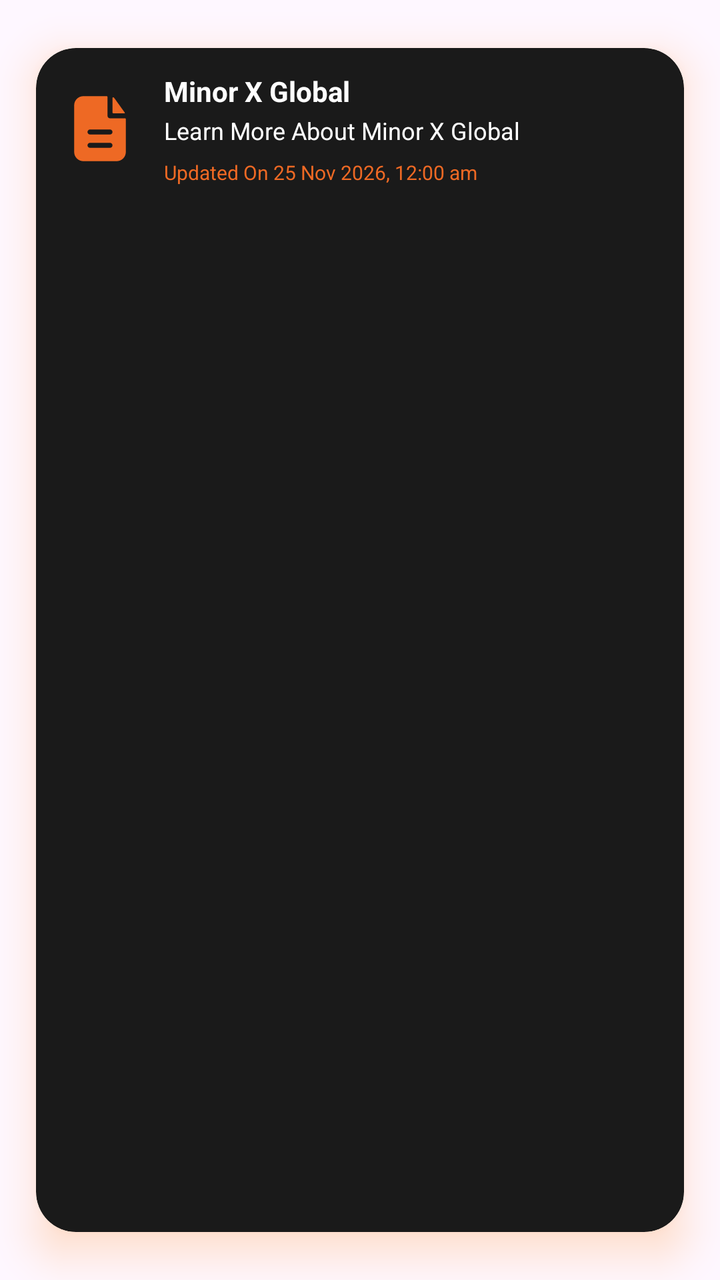
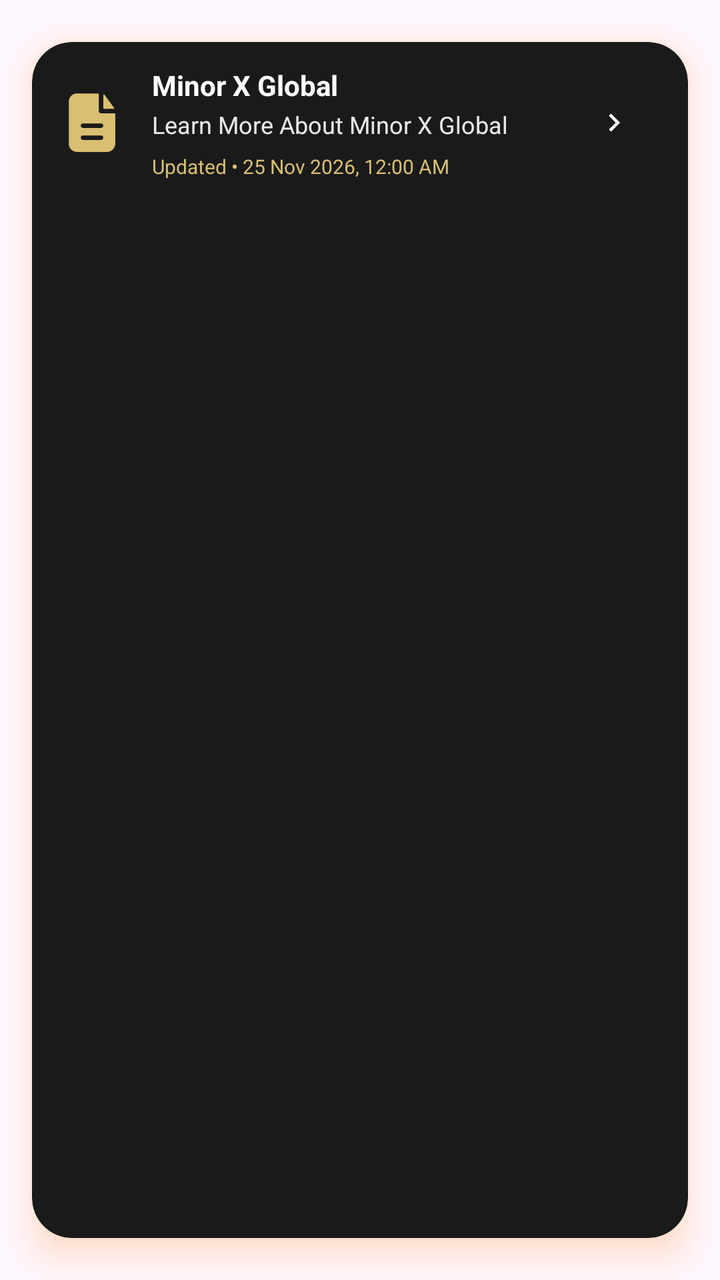

Two renders of the same Android screen: before a commit and after it. Below are the layout's source before the change and the commit's diff.
<!-- AndroidManifest.xml: application theme Theme.Bitbloom -->
<!-- res/layout/item_document.xml -->
<?xml version="1.0" encoding="utf-8"?>
<com.google.android.material.card.MaterialCardView xmlns:android="http://schemas.android.com/apk/res/android"
    xmlns:card_view="http://schemas.android.com/apk/res-auto"
    android:layout_width="match_parent"
    android:layout_height="wrap_content"
    android:outlineAmbientShadowColor="#FF7B00"
    android:outlineSpotShadowColor="#FF7B00"
    card_view:cardBackgroundColor="#1A1A1A"
    card_view:cardCornerRadius="20dp"
    card_view:cardElevation="12dp"
    card_view:cardUseCompatPadding="true"
    card_view:strokeColor="@android:color/transparent"
    card_view:strokeWidth="0dp">

    <LinearLayout
        android:layout_width="match_parent"
        android:layout_height="wrap_content"
        android:gravity="center_vertical"
        android:orientation="horizontal"
        android:padding="12dp">

        <ImageView
            android:id="@+id/iconDoc"
            android:layout_width="40dp"
            android:layout_height="40dp"
            android:layout_marginEnd="12dp"
            android:contentDescription="@string/app_name"
            android:src="@drawable/ic_document"
            card_view:tint="@color/orange" />

        <LinearLayout
            android:layout_width="0dp"
            android:layout_height="wrap_content"
            android:layout_weight="1"
            android:orientation="vertical">

            <TextView
                android:id="@+id/titleTv"
                android:layout_width="match_parent"
                android:layout_height="wrap_content"
                android:text="@string/item_document_minor_x_global"
                android:textColor="@android:color/white"
                android:textSize="14sp"
                android:textStyle="bold" />

            <TextView
                android:id="@+id/descTv"
                android:layout_width="match_parent"
                android:layout_height="wrap_content"
                android:layout_marginTop="2dp"
                android:ellipsize="end"
                android:maxLines="1"
                android:text="@string/item_document_learn_more_about_minor_x_global"
                android:textColor="@android:color/white"
                android:textSize="12sp" />

            <TextView
                android:id="@+id/updatedTv"
                android:layout_width="match_parent"
                android:layout_height="wrap_content"
                android:layout_marginTop="6dp"
                android:text="@string/item_document_updated_on_25_nov_2026_12_00_am"
                android:textColor="@color/orange"
                android:textSize="10sp" />
        </LinearLayout>
    </LinearLayout>
</com.google.android.material.card.MaterialCardView>
<!-- resources referenced by this layout -->
<resources>
  <color name="orange">#EE6924</color>
  <string name="app_name">Miner X</string>
  <string name="item_document_learn_more_about_minor_x_global">Learn More About Minor X Global</string>
  <string name="item_document_minor_x_global">Minor X Global</string>
  <string name="item_document_updated_on_25_nov_2026_12_00_am">Updated On 25 Nov 2026, 12:00 am</string>
  <style name="Theme.Bitbloom" parent="Base.Theme.Bitbloom">
          
          <item name="editTextStyle">@style/Widget.MXG.EditText.WhiteCursor</item>
          <item name="android:editTextStyle">@style/Widget.MXG.EditText.WhiteCursor</item>
  
          
          <item name="android:textCursorDrawable">@drawable/cursor_white</item>
      </style>
  <style name="Base.Theme.Bitbloom" parent="Theme.Material3.DayNight.NoActionBar">
          <item name="android:statusBarColor">@color/mxg_black</item>
          <item name="colorPrimary">@color/mxg_white</item>
          <item name="android:navigationBarColor">@color/mxg_black</item>
          <item name="android:datePickerDialogTheme">@style/BitbloomDatePickerTheme</item>
      </style>
  <style name="Widget.MXG.EditText.WhiteCursor" parent="Widget.AppCompat.EditText">
          <item name="android:textCursorDrawable">@drawable/cursor_white</item>
      </style>
  <!-- drawable cursor_white (drawable) -->
  <?xml version="1.0" encoding="utf-8"?>
  <shape xmlns:android="http://schemas.android.com/apk/res/android">
      <size android:width="2dp"/>
      <solid android:color="@android:color/white"/>
      <corners android:radius="1dp"/>
  </shape>
  <color name="mxg_black">#000000</color>
  <color name="mxg_white">#FFFFFF</color>
  <style name="BitbloomDatePickerTheme" parent="ThemeOverlay.MaterialComponents.MaterialAlertDialog">
          <item name="colorAccent">@color/status_bar_color</item> 
          <item name="android:headerBackground">@color/light_status_bar_color
          </item> 
          <item name="android:colorControlHighlight">@color/status_bar_color
          </item> 
          <item name="android:colorControlActivated">@color/status_bar_color
          </item> 
          <item name="android:textColorPrimaryInverse">@color/white</item> 
          <item name="android:textColor">@color/status_bar_color</item> 
          <item name="android:textColorPrimary">?attr/colorOnBackground</item> 
      </style>
  <color name="status_bar_color">#EE6924</color>
  <color name="light_status_bar_color">#EE6924</color>
  <color name="white">#FFFFFFFF</color>
  <!-- unchanged entries left out for length: 1 -->
</resources>

<!-- the commit's change to res/layout/item_document.xml (unified diff, before → after) -->
@@ -3,11 +3,12 @@
     xmlns:card_view="http://schemas.android.com/apk/res-auto"
     android:layout_width="match_parent"
     android:layout_height="wrap_content"
+    android:foreground="@drawable/ripple_dark"
     android:outlineAmbientShadowColor="#FF7B00"
     android:outlineSpotShadowColor="#FF7B00"
     card_view:cardBackgroundColor="#1A1A1A"
     card_view:cardCornerRadius="20dp"
-    card_view:cardElevation="12dp"
+    card_view:cardElevation="10dp"
     card_view:cardUseCompatPadding="true"
     card_view:strokeColor="@android:color/transparent"
     card_view:strokeWidth="0dp">
@@ -21,12 +22,11 @@
 
         <ImageView
             android:id="@+id/iconDoc"
-            android:layout_width="40dp"
-            android:layout_height="40dp"
+            android:layout_width="36dp"
+            android:layout_height="36dp"
             android:layout_marginEnd="12dp"
             android:contentDescription="@string/app_name"
-            android:src="@drawable/ic_document"
-            card_view:tint="@color/orange" />
+            android:src="@drawable/ic_document" />
 
         <LinearLayout
             android:layout_width="0dp"
@@ -51,7 +51,7 @@
                 android:ellipsize="end"
                 android:maxLines="1"
                 android:text="@string/item_document_learn_more_about_minor_x_global"
-                android:textColor="@android:color/white"
+                android:textColor="#E6FFFFFF"
                 android:textSize="12sp" />
 
             <TextView
@@ -59,9 +59,16 @@
                 android:layout_width="match_parent"
                 android:layout_height="wrap_content"
                 android:layout_marginTop="6dp"
-                android:text="@string/item_document_updated_on_25_nov_2026_12_00_am"
-                android:textColor="@color/orange"
+                android:text="Updated • 25 Nov 2026, 12:00 AM"
+                android:textColor="#D9BF72"
                 android:textSize="10sp" />
         </LinearLayout>
+
+        <ImageView
+            android:layout_width="18dp"
+            android:layout_height="18dp"
+            android:layout_marginEnd="16dp"
+            android:src="@drawable/arrow_right"
+            card_view:tint="#FFFFFFFF" />
     </LinearLayout>
 </com.google.android.material.card.MaterialCardView>
<!-- resource entries referenced after the edit -->
@@ -1,10 +1,29 @@
 <!-- resources referenced by this layout -->
 <resources>
-  <color name="orange">#EE6924</color>
+  <!-- drawable arrow_right (drawable) -->
+  <vector xmlns:android="http://schemas.android.com/apk/res/android"
+      android:width="24dp"
+      android:height="24dp"
+      android:viewportWidth="24"
+      android:viewportHeight="24">
+    <path
+        android:pathData="M10,6L8.59,7.41L13.17,12L8.59,16.59L10,18L16,12L10,6Z"
+        android:fillColor="#FFF4F4"/>
+  </vector>
+  <!-- drawable ripple_dark (drawable) -->
+  <?xml version="1.0" encoding="utf-8"?>
+  <ripple xmlns:android="http://schemas.android.com/apk/res/android"
+      android:color="#26FFFFFF">
+      <item android:id="@android:id/mask">
+          <shape android:shape="rectangle">
+              <corners android:radius="20dp"/>
+              <solid android:color="#FFFFFFFF"/>
+          </shape>
+      </item>
+  </ripple>
   <string name="app_name">Miner X</string>
   <string name="item_document_learn_more_about_minor_x_global">Learn More About Minor X Global</string>
   <string name="item_document_minor_x_global">Minor X Global</string>
-  <string name="item_document_updated_on_25_nov_2026_12_00_am">Updated On 25 Nov 2026, 12:00 am</string>
   <style name="Theme.Bitbloom" parent="Base.Theme.Bitbloom">
           
           <item name="editTextStyle">@style/Widget.MXG.EditText.WhiteCursor</item>
